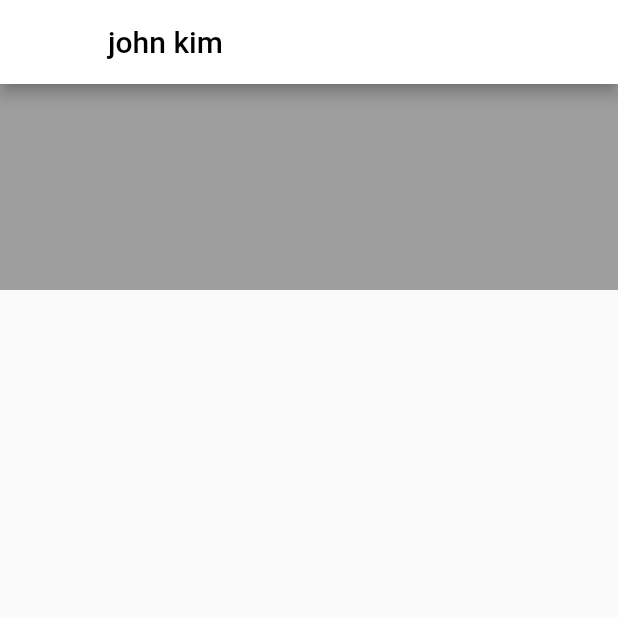
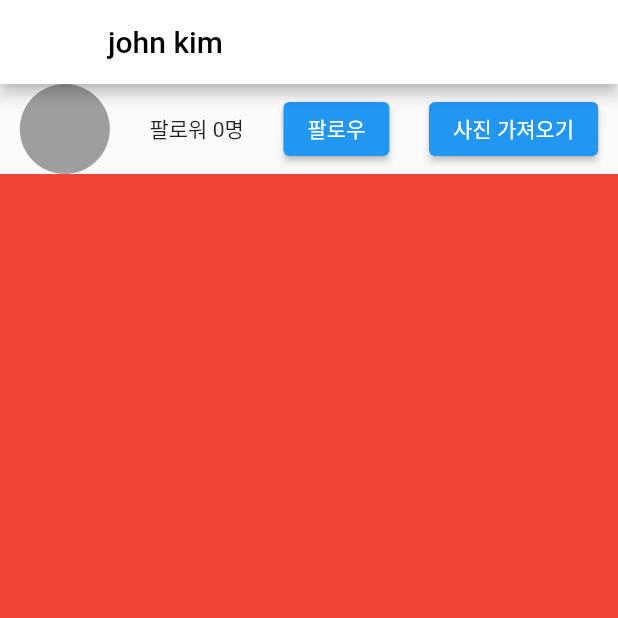
Before and after one commit to ohdowon064/flutter-instagram, a Flutter app: the Profile screen opened directly, on a phone screen of 412 x 824 dp, the top half of it. Run offline on Flutter 3.47's test engine with Material 2 defaults, Android fonts, the phone set to English and light mode, and no system bars; our stand-ins replace dio, image_picker, loading_indicator, shared_preferences; accounts and stored records are empty; network calls fail.

Commit message:
SliverGrid

```diff
--- a/lib/main.dart
+++ b/lib/main.dart
@@ -347,14 +347,16 @@ class Profile extends StatelessWidget {
       )),
       body: CustomScrollView(
         slivers: [
-          SliverToBoxAdapter(),
-          SliverGrid.builder(
-            gridDelegate: SliverGridDelegateWithFixedCrossAxisCount(crossAxisCount: 3),
-            itemBuilder: (c, i) {
-              return Container(color: Colors.grey);
-            },
-            itemCount: 3,
+          SliverToBoxAdapter(
+            child: ProfileHeader()
           ),
+          SliverGrid(
+              delegate: SliverChildBuilderDelegate(
+                (c, i) => Container(color: Colors.red),
+                childCount: 20,
+              ),
+              gridDelegate:
+                  SliverGridDelegateWithFixedCrossAxisCount(crossAxisCount: 3)),
         ],
       ),
     );
```
